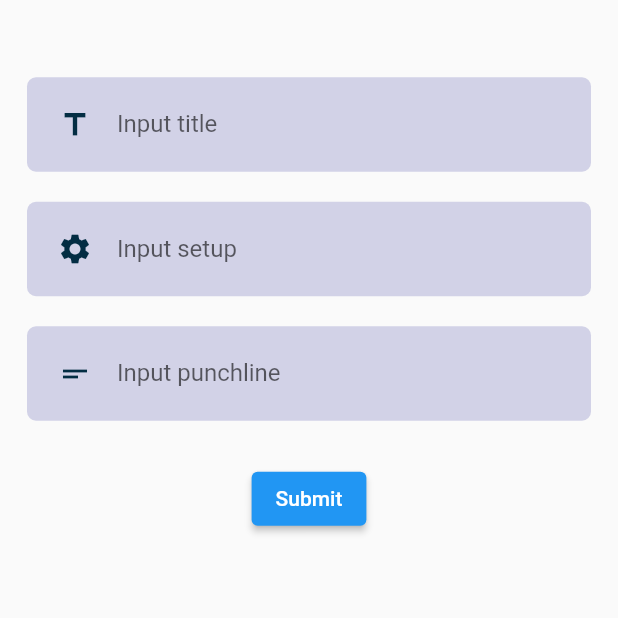
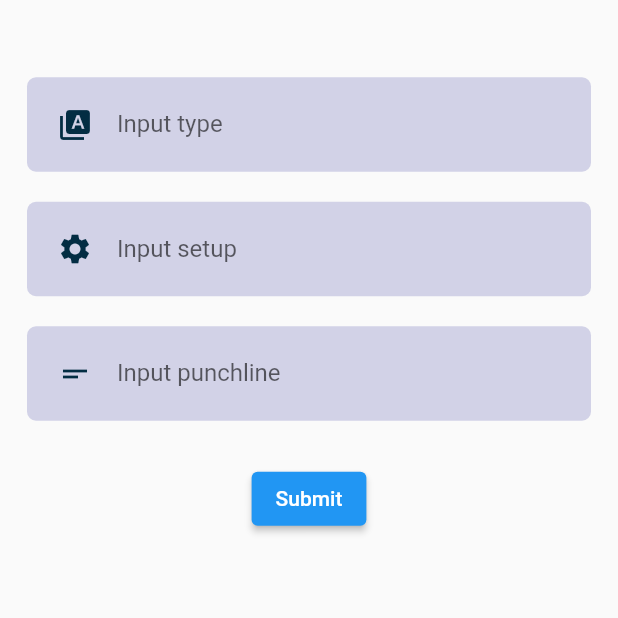
Before and after one commit to ht-nam/base_flutter_1, a Flutter app: the AddJokeScreen screen opened by its route, on a phone screen of 412 x 824 dp, the part 375-993 px from its top. Run offline on Flutter 3.47's test engine with Material 2 defaults, Android fonts, the phone set to English and light mode, and no system bars; our stand-ins replace dio, flutter_riverpod, go_router, riverpod_annotation, shared_preferences; accounts and stored records are empty; generated files the repository leaves out were written again; network calls fail.

Commit message:
Edit screen

```diff
--- a/lib/models/joke.dart
+++ b/lib/models/joke.dart
@@ -3,14 +3,14 @@ import 'package:test_flutter/models/base.dart';
 class Joke extends Base{
   String? type;
   String? setup;
-  String? punchLine;
+  String? punchline;
 
-  Joke({int? id,this.type, this.setup, this.punchLine}) : super(id: id);
+  Joke({int? id,this.type, this.setup, this.punchline}) : super(id: id);
 
   Joke.fromJson(Map<String, dynamic> json) : super.fromJson(json) {
       type = json["type"];
       setup = json["setup"];
-      punchLine = json["punchline"];
+      punchline = json["punchline"];
   }
 
   @override
@@ -18,11 +18,11 @@ class Joke extends Base{
     'id': id,
     'type': type,
     'setup': setup,
-    'punchline': punchLine
+    'punchline': punchline
   };
 
   @override
   String toString() {
-    return "$id - $type - $setup - $punchLine";
+    return "$id - $type - $setup - $punchline";
   }
 }
--- a/lib/resources/constants/app_input_constants.dart
+++ b/lib/resources/constants/app_input_constants.dart
@@ -7,9 +7,9 @@ import 'package:test_flutter/models/app/app_input.dart';
 class AppInputConstants {
   static List<AppInput> jokeInputs = [
     AppInput(
-      hint: "Input title",
-      icon: const IconData(0xe668, fontFamily: 'MaterialIcons'),
-      slug: 'title',
+      hint: "Input type",
+      icon: const IconData(0xf07d0, fontFamily: 'MaterialIcons'),
+      slug: 'type',
     ),
     AppInput(
       hint: "Input setup",
@@ -19,7 +19,7 @@ class AppInputConstants {
     AppInput(
       hint: "Input punchline",
       icon: const IconData(0xe59d, fontFamily: 'MaterialIcons', matchTextDirection: true),
-      slug: 'punchLine',
+      slug: 'punchline',
     ),
   ];
 }
--- a/lib/routes/route_config.dart
+++ b/lib/routes/route_config.dart
@@ -24,7 +24,7 @@ class MyRouter{
       GoRoute(
         name: "${RouteConstants.jokeRouteName}Add",
         path: '/${RouteConstants.jokeRouteName}/add',
-        builder: (context,state) => const AddJokeScreen(),
+        builder: (context,state) => AddJokeScreen(joke: state.extra == null ? null : state.extra as Joke),
       ),
       GoRoute(
         name: "${RouteConstants.jokeRouteName}Detail",
--- a/lib/views/user/add_joke_page.dart
+++ b/lib/views/user/add_joke_page.dart
@@ -1,9 +1,11 @@
 import 'package:flutter/material.dart';
 import 'package:flutter_riverpod/flutter_riverpod.dart';
+import 'package:go_router/go_router.dart';
 import 'package:test_flutter/models/app/app_input.dart';
 import 'package:test_flutter/resources/constants/app_input_constants.dart';
 import 'package:test_flutter/resources/utils/app/app_theme.dart';
 import 'package:test_flutter/resources/widgets/rounded_input.dart';
+import 'package:test_flutter/services/joke_service.dart';
 
 import '../../models/joke.dart';
 
@@ -24,6 +26,7 @@ class _AddJokeScreenState extends ConsumerState<AddJokeScreen> {
 
   @override
   Widget build(BuildContext context) {
+    final jokeService = ref.read(jokeServiceProvider.notifier);
     return Container(
       color: AppTheme.nearlyWhite,
       child: SafeArea(
@@ -31,14 +34,24 @@ class _AddJokeScreenState extends ConsumerState<AddJokeScreen> {
         bottom: false,
         child: Scaffold(
           appBar: AppBar(
-            title: const Text("Add Joke"),
+            title: Text(widget.joke == null ? "Add Joke" : "Edit Joke"),
           ),
           body: Column(
             mainAxisAlignment: MainAxisAlignment.center,
             children: [
               _inputView(),
               ElevatedButton(
-                  onPressed: () {},
+                  onPressed: () async {
+                    final joke = widget.joke ?? Joke();
+                    final Joke? rs = await jokeService.addOrUpdate(joke);
+                    if (context.mounted && rs != null) {
+                      ScaffoldMessenger.of(context).showSnackBar(SnackBar(content: Text('${joke.type} added')));
+                      await ref.refresh(jokeServiceProvider.future);
+                      context.pop();
+                    } else if (context.mounted) {
+                      ScaffoldMessenger.of(context).showSnackBar(const SnackBar(content: Text('Error')));
+                    }
+                  },
                   child: const Text('Submit'),
               ),
             ],
@@ -50,6 +63,7 @@ class _AddJokeScreenState extends ConsumerState<AddJokeScreen> {
 
   List<Widget> _inputInput() {
     List<Widget> listInput = [];
+    final data = widget.joke?.toJson();
 
     for (AppInput input in AppInputConstants.jokeInputs) {
       RoundedInput roundedInput = RoundedInput(
@@ -57,7 +71,8 @@ class _AddJokeScreenState extends ConsumerState<AddJokeScreen> {
         icon: input.icon,
         textEditingController: jokeTextControllers[input.slug] ?? TextEditingController(),
       );
-      // roundedInput.textEditingController.text = '';
+      print('data: ${widget.joke}');
+      roundedInput.textEditingController.text = data?[input.slug] ?? '';
       listInput.add(roundedInput);
     }
 
--- a/lib/views/user/joke_detail_page.dart
+++ b/lib/views/user/joke_detail_page.dart
@@ -23,7 +23,7 @@ class JokeDetailScreen extends StatelessWidget {
             children: [
               Text('Title: ${joke.type}'),
               Text('Setup: ${joke.setup}'),
-              Text('Punchline: ${joke.punchLine}'),
+              Text('Punchline: ${joke.punchline}'),
             ],
           ),
         ),
--- a/pubspec.yaml
+++ b/pubspec.yaml
@@ -77,7 +77,7 @@ flutter:
   assets:
     - assets/images/
     - assets/json/
-    - assets/fonts/
+#    - assets/fonts/
 
   # An image asset can refer to one or more resolution-specific "variants", see
   # https://flutter.dev/assets-and-images/#resolution-aware
```
Also changed, not shown: lib/views/user/joke_page.dart (+25 -5 lines).
